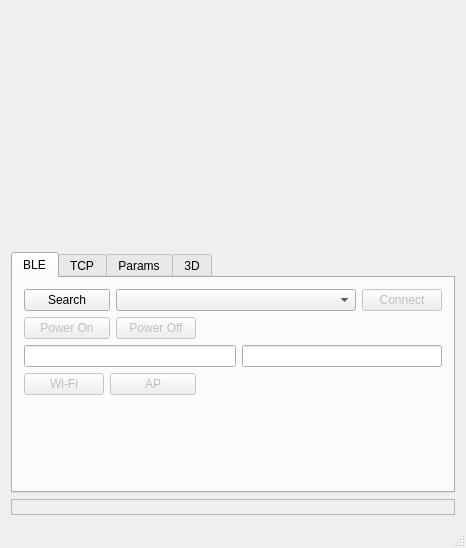
Old version of the form src/example/qt/oemqt.ui in the repository clariusdev/solum.
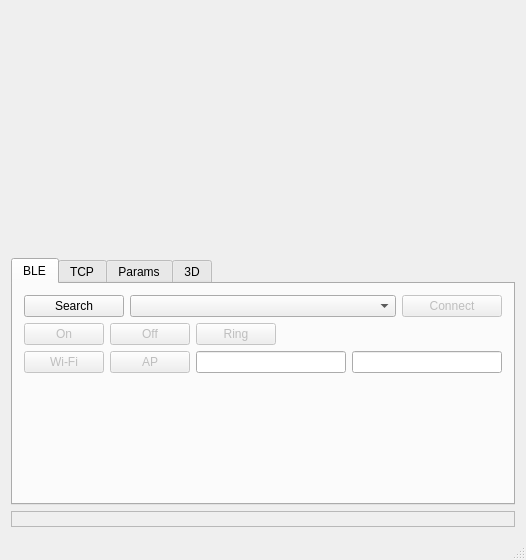
New version of the form.

```diff
--- a/src/example/qt/oemqt.ui
+++ b/src/example/qt/oemqt.ui
@@ -6,8 +6,8 @@
    <rect>
     <x>0</x>
     <y>0</y>
-    <width>458</width>
-    <height>548</height>
+    <width>520</width>
+    <height>560</height>
    </rect>
   </property>
   <property name="windowTitle">
@@ -40,47 +40,33 @@
        <attribute name="title">
         <string>BLE</string>
        </attribute>
-       <layout class="QGridLayout" name="gridLayout">
-        <item row="0" column="0" colspan="2">
+       <layout class="QVBoxLayout" name="verticalLayout_5">
+        <item>
+         <layout class="QHBoxLayout" name="horizontalLayout_5">
+          <item>
          <widget class="QPushButton" name="blesearch">
+            <property name="maximumSize">
+             <size>
+              <width>100</width>
+              <height>16777215</height>
+             </size>
+            </property>
           <property name="text">
            <string>Search</string>
           </property>
          </widget>
         </item>
-        <item row="3" column="1" colspan="2">
-         <widget class="QPushButton" name="ap">
-          <property name="enabled">
-           <bool>false</bool>
-          </property>
-          <property name="maximumSize">
+          <item>
+           <widget class="QComboBox" name="bleprobes">
+            <property name="minimumSize">
            <size>
-            <width>100</width>
-            <height>16777215</height>
-           </size>
-          </property>
-          <property name="text">
-           <string>AP</string>
-          </property>
-         </widget>
-        </item>
-        <item row="3" column="0">
-         <widget class="QPushButton" name="wifi">
-          <property name="enabled">
-           <bool>false</bool>
-          </property>
-          <property name="maximumSize">
-           <size>
-            <width>100</width>
-            <height>16777215</height>
-           </size>
-          </property>
-          <property name="text">
-           <string>Wi-Fi</string>
-          </property>
-         </widget>
-        </item>
-        <item row="0" column="6">
+              <width>200</width>
+              <height>0</height>
+             </size>
+            </property>
+           </widget>
+          </item>
+          <item>
          <widget class="QPushButton" name="bleconnect">
           <property name="enabled">
            <bool>false</bool>
@@ -96,60 +82,140 @@
           </property>
          </widget>
         </item>
-        <item row="1" column="3" colspan="4">
+         </layout>
+        </item>
+        <item>
+         <layout class="QHBoxLayout" name="horizontalLayout_3">
+          <item>
+           <widget class="QPushButton" name="poweron">
+            <property name="enabled">
+             <bool>false</bool>
+            </property>
+            <property name="minimumSize">
+             <size>
+              <width>0</width>
+              <height>0</height>
+             </size>
+            </property>
+            <property name="maximumSize">
+             <size>
+              <width>16777215</width>
+              <height>16777215</height>
+             </size>
+            </property>
+            <property name="text">
+             <string>On</string>
+            </property>
+           </widget>
+          </item>
+          <item>
+           <widget class="QPushButton" name="poweroff">
+            <property name="enabled">
+             <bool>false</bool>
+            </property>
+            <property name="minimumSize">
+             <size>
+              <width>0</width>
+              <height>0</height>
+             </size>
+            </property>
+            <property name="maximumSize">
+             <size>
+              <width>16777215</width>
+              <height>16777215</height>
+             </size>
+            </property>
+            <property name="text">
+             <string>Off</string>
+            </property>
+           </widget>
+          </item>
+          <item>
+           <widget class="QPushButton" name="ring">
+            <property name="enabled">
+             <bool>false</bool>
+            </property>
+            <property name="maximumSize">
+             <size>
+              <width>16777215</width>
+              <height>16777215</height>
+             </size>
+            </property>
+            <property name="text">
+             <string>Ring</string>
+            </property>
+           </widget>
+          </item>
+          <item>
          <spacer name="horizontalSpacer">
           <property name="orientation">
            <enum>Qt::Horizontal</enum>
           </property>
           <property name="sizeHint" stdset="0">
            <size>
-            <width>1</width>
+              <width>40</width>
             <height>20</height>
            </size>
           </property>
          </spacer>
         </item>
-        <item row="5" column="4">
-         <spacer name="_blespacer">
-          <property name="orientation">
-           <enum>Qt::Vertical</enum>
+         </layout>
+        </item>
+        <item>
+         <layout class="QHBoxLayout" name="horizontalLayout_4">
+          <property name="sizeConstraint">
+           <enum>QLayout::SetDefaultConstraint</enum>
           </property>
-          <property name="sizeHint" stdset="0">
+          <item>
+           <widget class="QPushButton" name="wifi">
+            <property name="enabled">
+             <bool>false</bool>
+            </property>
+            <property name="maximumSize">
            <size>
-            <width>20</width>
-            <height>40</height>
-           </size>
-          </property>
-         </spacer>
-        </item>
-        <item row="3" column="3" colspan="4">
-         <spacer name="horizontalSpacer_2">
-          <property name="orientation">
-           <enum>Qt::Horizontal</enum>
-          </property>
-          <property name="sizeHint" stdset="0">
+              <width>100</width>
+              <height>16777215</height>
+             </size>
+            </property>
+            <property name="text">
+             <string>Wi-Fi</string>
+            </property>
+           </widget>
+          </item>
+          <item>
+           <widget class="QPushButton" name="ap">
+            <property name="enabled">
+             <bool>false</bool>
+            </property>
+            <property name="maximumSize">
            <size>
-            <width>1</width>
-            <height>20</height>
-           </size>
-          </property>
-         </spacer>
-        </item>
-        <item row="0" column="2" colspan="4">
-         <widget class="QComboBox" name="bleprobes">
+              <width>100</width>
+              <height>16777215</height>
+             </size>
+            </property>
+            <property name="text">
+             <string>AP</string>
+            </property>
+           </widget>
+          </item>
+          <item>
+           <widget class="QLineEdit" name="ssid">
           <property name="minimumSize">
            <size>
-            <width>200</width>
+              <width>150</width>
             <height>0</height>
            </size>
           </property>
-         </widget>
-        </item>
-        <item row="2" column="4" colspan="3">
+            <property name="toolTip">
+             <string>SSID</string>
+            </property>
+           </widget>
+          </item>
+          <item>
          <widget class="QLineEdit" name="password">
           <property name="minimumSize">
            <size>
-            <width>200</width>
+              <width>150</width>
             <height>0</height>
            </size>
           </property>
@@ -161,62 +227,20 @@
           </property>
          </widget>
         </item>
-        <item row="1" column="0" colspan="2">
-         <widget class="QPushButton" name="poweron">
-          <property name="enabled">
-           <bool>false</bool>
-          </property>
-          <property name="minimumSize">
-           <size>
-            <width>0</width>
-            <height>0</height>
-           </size>
-          </property>
-          <property name="maximumSize">
-           <size>
-            <width>16777215</width>
-            <height>16777215</height>
-           </size>
-          </property>
-          <property name="text">
-           <string>Power On</string>
-          </property>
-         </widget>
+         </layout>
         </item>
-        <item row="2" column="0" colspan="4">
-         <widget class="QLineEdit" name="ssid">
-          <property name="minimumSize">
-           <size>
-            <width>200</width>
-            <height>0</height>
-           </size>
+        <item>
+         <spacer name="_blespacer">
+          <property name="orientation">
+           <enum>Qt::Vertical</enum>
           </property>
-          <property name="toolTip">
-           <string>SSID</string>
-          </property>
-         </widget>
-        </item>
-        <item row="1" column="2">
-         <widget class="QPushButton" name="poweroff">
-          <property name="enabled">
-           <bool>false</bool>
-          </property>
-          <property name="minimumSize">
+          <property name="sizeHint" stdset="0">
            <size>
-            <width>0</width>
-            <height>0</height>
+            <width>20</width>
+            <height>40</height>
            </size>
           </property>
-          <property name="maximumSize">
-           <size>
-            <width>16777215</width>
-            <height>16777215</height>
-           </size>
-          </property>
-          <property name="text">
-           <string>Power Off</string>
-          </property>
-         </widget>
+         </spacer>
         </item>
        </layout>
       </widget>
```
Left out of the diff: 53 changed lines with no effect on the pictures. Lines whose indentation alone changed are shown as unchanged.
